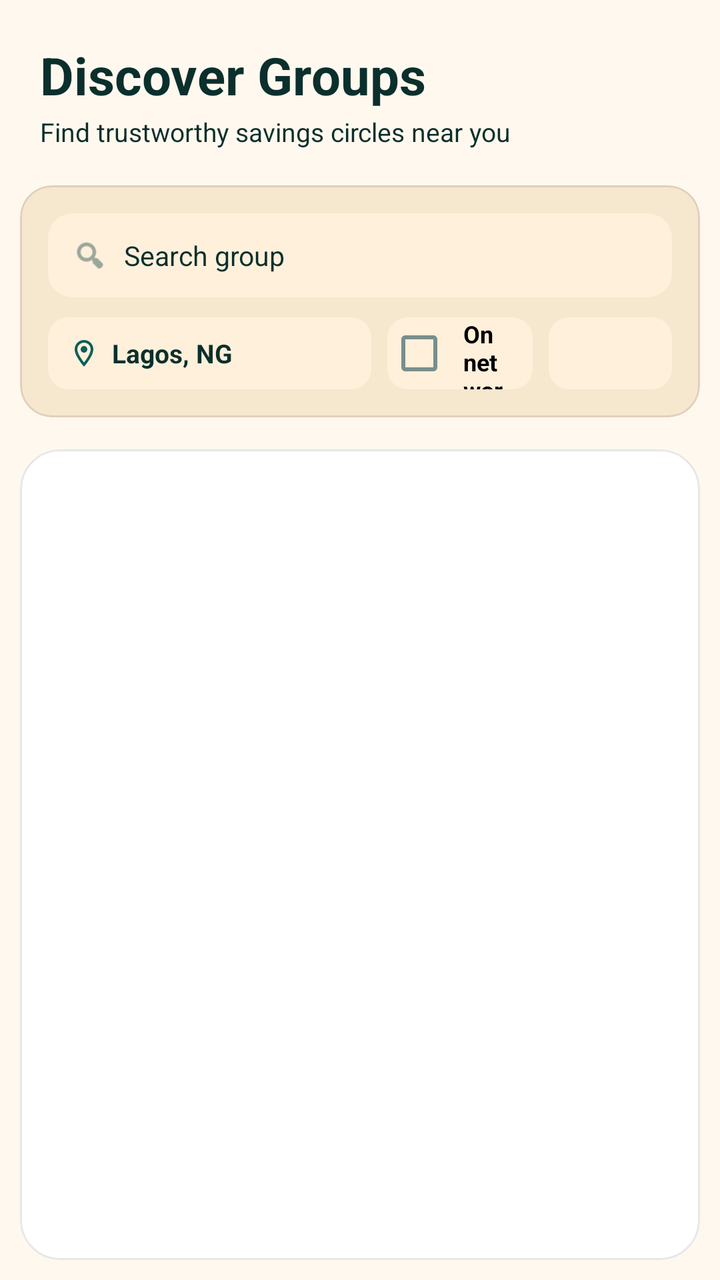
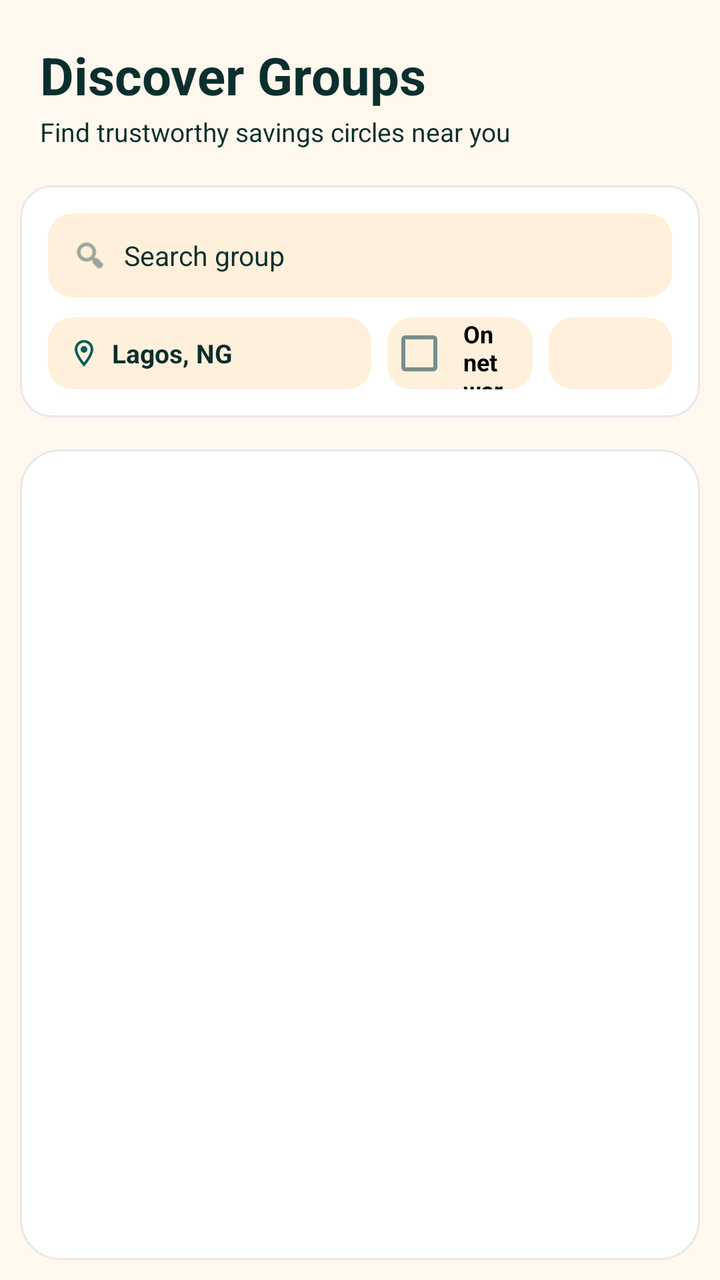

Before-and-after screenshots of an Android layout around one commit, followed by the original layout XML and the change that was made.
<!-- AndroidManifest.xml: application theme AppTheme -->
<!-- res/layout/discover_fragment.xml -->
<LinearLayout
	xmlns:android="http://schemas.android.com/apk/res/android"
	xmlns:app="http://schemas.android.com/apk/res-auto"
	xmlns:tools="http://schemas.android.com/tools"
	android:layout_width="match_parent"
	android:layout_height="match_parent"
	android:orientation="vertical"
	android:background="@android:color/transparent"
	android:id="@+id/_main">
	<androidx.core.widget.NestedScrollView
		android:id="@+id/vscroll6"
		android:layout_width="match_parent"
		android:layout_height="match_parent"
		android:fillViewport="true"
		android:overScrollMode="never">
		<LinearLayout
			android:id="@+id/linear1"
			android:layout_width="match_parent"
			android:layout_height="match_parent"
			android:background="@android:color/transparent"
			android:orientation="vertical">
			<TextView
				android:id="@+id/textview1"
				android:layout_width="wrap_content"
				android:layout_height="wrap_content"
				android:layout_marginLeft="20dp"
				android:layout_marginTop="20dp"
				android:layout_marginRight="20dp"
				android:text="Discover Groups"
				android:textSize="26sp"
				android:textStyle="bold" />
			<TextView
				android:id="@+id/textview2"
				android:layout_width="wrap_content"
				android:layout_height="wrap_content"
				android:layout_marginLeft="20dp"
				android:layout_marginTop="2dp"
				android:layout_marginRight="20dp"
				android:text="Find trustworthy savings circles near you"
				android:textSize="13sp" />
			<com.google.android.material.card.MaterialCardView
				android:id="@+id/cardview5"
				android:layout_width="match_parent"
				android:layout_height="wrap_content"
				android:layout_marginLeft="10dp"
				android:layout_marginTop="18dp"
				android:layout_marginRight="10dp"
				app:cardBackgroundColor="@color/colorSurfaceRaised"
				app:cardElevation="0dp"
				app:cardCornerRadius="16dp"
				app:strokeWidth="1dp"
				app:strokeColor="@color/whiteFaint10">
				<LinearLayout
					android:id="@+id/linear3"
					android:layout_width="match_parent"
					android:layout_height="wrap_content"
					android:padding="14dp"
					android:orientation="vertical">
					<androidx.cardview.widget.CardView
						android:id="@+id/cardview2"
						android:layout_width="match_parent"
						android:layout_height="42dp"
						app:cardBackgroundColor="@color/colorSurfaceAlt"
						app:cardElevation="0dp"
						app:cardCornerRadius="12dp">
						<LinearLayout
							android:id="@+id/linear49"
							android:layout_width="match_parent"
							android:layout_height="match_parent"
							android:gravity="center_vertical"
							android:orientation="horizontal"
							android:paddingStart="12dp"
							android:paddingEnd="12dp">
							<ImageView
								android:id="@+id/imageview4"
								android:layout_width="18dp"
								android:layout_height="18dp"
								android:scaleType="centerInside"
								android:src="@android:drawable/ic_menu_search"
								app:tint="@color/colorTextTertiary" />
							<TextView
								android:id="@+id/tv_search"
								android:layout_width="match_parent"
								android:layout_height="match_parent"
								android:background="@android:color/transparent"
								android:gravity="center_vertical"
								android:text="Search group"
								android:textSize="13.5sp"
								android:layout_marginStart="8dp" />
						</LinearLayout>
					</androidx.cardview.widget.CardView>
					<LinearLayout
						android:id="@+id/linear50"
						android:layout_width="match_parent"
						android:layout_height="wrap_content"
						android:layout_marginTop="10dp"
						android:gravity="center_vertical"
						android:orientation="horizontal">
						<androidx.cardview.widget.CardView
							android:id="@+id/cardview1"
							android:layout_width="200dp"
							android:layout_height="36dp"
							app:cardBackgroundColor="@color/colorSurfaceAlt"
							android:layout_weight="1"
							app:cardElevation="0dp"
							app:cardCornerRadius="10dp">
							<LinearLayout
								android:id="@+id/lr_select_location"
								android:layout_width="match_parent"
								android:layout_height="match_parent"
								android:gravity="center_vertical"
								android:orientation="horizontal"
								android:paddingStart="10dp"
								android:paddingEnd="10dp">
								<ImageView
									android:id="@+id/imageview1"
									android:layout_width="16dp"
									android:layout_height="16dp"
									android:src="@drawable/icon_location_on_outline"
									android:scaleType="centerInside"
									app:tint="@color/colorAccent" />
								<TextView
									android:id="@+id/textview3"
									android:layout_width="wrap_content"
									android:layout_height="wrap_content"
									android:text="Lagos, NG"
									android:textSize="13sp"
									android:textStyle="bold"
									android:singleLine="true"
									android:layout_marginStart="6dp" />
							</LinearLayout>
						</androidx.cardview.widget.CardView>
						<androidx.cardview.widget.CardView
							android:id="@+id/cardview4"
							android:layout_width="wrap_content"
							android:layout_height="36dp"
							app:cardBackgroundColor="@color/colorSurfaceAlt"
							android:layout_weight="1"
							android:layout_marginStart="8dp"
							app:cardElevation="0dp"
							app:cardCornerRadius="10dp">
							<CheckBox
								android:id="@+id/cd_verified_only"
								android:layout_width="match_parent"
								android:layout_height="match_parent"
								android:background="@android:color/transparent"
								android:gravity="center_vertical"
								android:text="On network"
								android:textSize="12sp"
								android:textStyle="bold"
								android:paddingStart="6dp"
								android:paddingEnd="12dp" />
						</androidx.cardview.widget.CardView>
						<androidx.cardview.widget.CardView
							android:id="@+id/cardview3"
							android:layout_width="100dp"
							android:layout_height="36dp"
							app:cardBackgroundColor="@color/colorSurfaceAlt"
							android:layout_weight="1"
							android:layout_marginStart="8dp"
							app:cardElevation="0dp"
							app:cardCornerRadius="10dp">
							<Spinner
								android:id="@+id/sp_sort"
								android:layout_width="match_parent"
								android:layout_height="match_parent"
								android:background="@android:color/transparent"
								android:spinnerMode="dropdown"
								android:paddingStart="4dp"
								android:paddingEnd="4dp"
								android:theme="@style/WhiteSpinnerTheme" />
						</androidx.cardview.widget.CardView>
					</LinearLayout>
				</LinearLayout>
			</com.google.android.material.card.MaterialCardView>
			<com.google.android.material.card.MaterialCardView
				android:id="@+id/cardview12"
				android:layout_width="match_parent"
				android:layout_height="0dp"
				android:layout_marginLeft="10dp"
				android:layout_marginTop="16dp"
				android:layout_marginRight="10dp"
				android:layout_marginBottom="10dp"
				app:cardBackgroundColor="@color/colorSurface"
				android:layout_weight="1"
				app:cardCornerRadius="20dp"
				app:cardElevation="0dp"
				app:strokeWidth="1dp"
				app:strokeColor="@color/whiteFaint10">
				<ListView
					android:id="@+id/listview1"
					android:layout_width="match_parent"
					android:layout_height="match_parent"
					android:paddingLeft="5dp"
					android:paddingTop="8dp"
					android:paddingRight="5dp"
					android:paddingBottom="8dp"
					android:background="@android:color/transparent"
					android:choiceMode="none"
					android:clipToPadding="false"
					android:divider="@null"
					android:nestedScrollingEnabled="true"
					tools:listitem="@layout/discover_group_custom_view" />
			</com.google.android.material.card.MaterialCardView>
		</LinearLayout>
	</androidx.core.widget.NestedScrollView>
</LinearLayout>
<!-- res/layout/discover_group_custom_view.xml (included above) -->
<LinearLayout
	xmlns:android="http://schemas.android.com/apk/res/android"
	xmlns:app="http://schemas.android.com/apk/res-auto"
	xmlns:tools="http://schemas.android.com/tools"
	android:layout_width="match_parent"
	android:layout_height="wrap_content"
	android:orientation="vertical">
	<com.google.android.material.card.MaterialCardView
		android:id="@+id/cardview1"
		android:layout_width="match_parent"
		android:layout_height="wrap_content"
		android:layout_margin="4dp"
		app:cardBackgroundColor="@color/colorSurface"
		app:cardElevation="0dp"
		app:cardCornerRadius="16dp"
		app:strokeWidth="1dp"
		app:strokeColor="@color/colorCardStroke">
		<LinearLayout
			android:id="@+id/linear1"
			android:layout_width="match_parent"
			android:layout_height="wrap_content"
			android:padding="14dp"
			android:orientation="vertical">
			<LinearLayout
				android:id="@+id/linear2"
				android:layout_width="match_parent"
				android:layout_height="wrap_content"
				android:gravity="center_vertical"
				android:orientation="horizontal">
				<ImageView
					android:id="@+id/iv_group_photo"
					android:layout_width="32dp"
					android:layout_height="32dp"
					android:layout_marginEnd="12dp"
					android:src="@drawable/ic_coin_harv"
					android:scaleType="centerInside"
					android:focusable="false" />
				<TextView
					android:id="@+id/tv_groupName"
					android:layout_width="0dp"
					android:layout_height="wrap_content"
					android:text="Chelsea Fans Group"
					android:textSize="18sp"
					android:textStyle="bold"
					android:textColor="@color/colorTextPrimary"
					android:layout_weight="1"
					android:focusable="false" />
				<TextView
					android:id="@+id/tv_status"
					android:layout_width="wrap_content"
					android:layout_height="wrap_content"
					android:paddingLeft="10dp"
					android:paddingTop="4dp"
					android:paddingRight="10dp"
					android:paddingBottom="4dp"
					android:background="@color/colorAccentSoft"
					android:text="Verified"
					android:textSize="11sp"
					android:textStyle="bold"
					android:textColor="@color/colorAccent"
					android:focusable="false" />
			</LinearLayout>
			<LinearLayout
				android:id="@+id/linear3"
				android:layout_width="match_parent"
				android:layout_height="wrap_content"
				android:layout_marginTop="8dp"
				android:gravity="center_vertical"
				android:orientation="horizontal">
				<ImageView
					android:id="@+id/imageview1"
					android:layout_width="14dp"
					android:layout_height="14dp"
					android:src="@drawable/icon_location_on_outline"
					android:scaleType="centerInside"
					android:focusable="false"
					app:tint="@color/colorTextTertiary" />
				<TextView
					android:id="@+id/tv_state"
					android:layout_width="wrap_content"
					android:layout_height="wrap_content"
					android:text="Lagos, NG"
					android:textSize="12sp"
					android:textColor="@color/colorTextTertiary"
					android:layout_marginStart="4dp"
					android:focusable="false" />
				<LinearLayout
					android:id="@+id/linear8"
					android:layout_width="wrap_content"
					android:layout_height="wrap_content"
					android:gravity="center_vertical"
					android:orientation="horizontal"
					android:layout_weight="1"
					android:layout_marginStart="12dp">
					<ImageView
						android:id="@+id/imageview2"
						android:layout_width="14dp"
						android:layout_height="14dp"
						android:src="@drawable/icon_autorenew_round"
						android:scaleType="centerInside"
						android:focusable="false"
						app:tint="@color/colorTextTertiary" />
					<TextView
						android:id="@+id/tv_groupType"
						android:layout_width="wrap_content"
						android:layout_height="wrap_content"
						android:text="Fixed pool(Ajo)"
						android:textSize="12sp"
						android:textColor="@color/colorTextTertiary"
						android:layout_marginStart="4dp"
						android:focusable="false" />
				</LinearLayout>
				<ImageView
					android:id="@+id/imageview3"
					android:layout_width="14dp"
					android:layout_height="14dp"
					android:src="@drawable/icon_access_time_outline"
					android:scaleType="centerInside"
					android:focusable="false"
					app:tint="@color/colorTextTertiary" />
				<TextView
					android:id="@+id/tv_frequency"
					android:layout_width="wrap_content"
					android:layout_height="wrap_content"
					android:text="Weekly"
					android:textSize="12sp"
					android:textColor="@color/colorTextTertiary"
					android:layout_marginStart="4dp"
					android:focusable="false" />
			</LinearLayout>
			<LinearLayout
				android:id="@+id/linear4"
				android:layout_width="match_parent"
				android:layout_height="wrap_content"
				android:layout_marginTop="12dp"
				android:orientation="horizontal">
				<androidx.cardview.widget.CardView
					android:id="@+id/cardview2"
					android:layout_width="0dp"
					android:layout_height="wrap_content"
					app:cardBackgroundColor="@color/colorSurfaceAlt"
					android:layout_weight="1"
					android:layout_marginEnd="4dp"
					app:cardElevation="0dp"
					app:cardCornerRadius="12dp">
					<LinearLayout
						android:id="@+id/linear5"
						android:layout_width="match_parent"
						android:layout_height="wrap_content"
						android:padding="8dp"
						android:gravity="center_horizontal|center_vertical"
						android:orientation="vertical">
						<TextView
							android:id="@+id/textview4"
							android:layout_width="wrap_content"
							android:layout_height="wrap_content"
							android:text="Members"
							android:textSize="10sp"
							android:textColor="@color/colorTextTertiary"
							android:focusable="false" />
						<TextView
							android:id="@+id/tv_members"
							android:layout_width="wrap_content"
							android:layout_height="wrap_content"
							android:layout_marginTop="2dp"
							android:text="10"
							android:textSize="16sp"
							android:textStyle="bold"
							android:textColor="@color/colorTextPrimary"
							android:focusable="false" />
					</LinearLayout>
				</androidx.cardview.widget.CardView>
				<androidx.cardview.widget.CardView
					android:id="@+id/cardview3"
					android:layout_width="0dp"
					android:layout_height="wrap_content"
					app:cardBackgroundColor="@color/colorSurfaceAlt"
					android:layout_weight="1"
					android:layout_marginStart="4dp"
					android:layout_marginEnd="4dp"
					app:cardElevation="0dp"
					app:cardCornerRadius="12dp">
					<LinearLayout
						android:id="@+id/linear6"
						android:layout_width="match_parent"
						android:layout_height="wrap_content"
						android:padding="8dp"
						android:gravity="center_horizontal|center_vertical"
						android:orientation="vertical">
						<TextView
							android:id="@+id/textview6"
							android:layout_width="wrap_content"
							android:layout_height="wrap_content"
							android:text="Trust"
							android:textSize="10sp"
							android:textColor="@color/colorTextTertiary"
							android:focusable="false" />
						<TextView
							android:id="@+id/tv_trustscore"
							android:layout_width="wrap_content"
							android:layout_height="wrap_content"
							android:layout_marginTop="2dp"
							android:text="—"
							android:textSize="16sp"
							android:textStyle="bold"
							android:textColor="@color/colorTextPrimary"
							android:focusable="false" />
					</LinearLayout>
				</androidx.cardview.widget.CardView>
				<androidx.cardview.widget.CardView
					android:id="@+id/cardview4"
					android:layout_width="0dp"
					android:layout_height="wrap_content"
					app:cardBackgroundColor="@color/colorSurfaceAlt"
					android:layout_weight="1"
					android:layout_marginStart="4dp"
					app:cardElevation="0dp"
					app:cardCornerRadius="12dp">
					<LinearLayout
						android:id="@+id/linear7"
						android:layout_width="match_parent"
						android:layout_height="wrap_content"
						android:padding="8dp"
						android:gravity="center_horizontal|center_vertical"
						android:orientation="vertical">
						<TextView
							android:id="@+id/textview8"
							android:layout_width="wrap_content"
							android:layout_height="wrap_content"
							android:text="HARV/slot"
							android:textSize="10sp"
							android:textColor="@color/colorTextTertiary"
							android:focusable="false" />
						<TextView
							android:id="@+id/tv_slotAmount"
							android:layout_width="wrap_content"
							android:layout_height="wrap_content"
							android:layout_marginTop="2dp"
							android:text="0.0 HARV"
							android:textSize="16sp"
							android:textStyle="bold"
							android:textColor="@color/colorTextPrimary"
							android:focusable="false" />
					</LinearLayout>
				</androidx.cardview.widget.CardView>
			</LinearLayout>
			<LinearLayout
				android:id="@+id/linear_slots_row"
				android:layout_width="match_parent"
				android:layout_height="wrap_content"
				android:layout_marginTop="12dp"
				android:gravity="center_vertical"
				android:orientation="horizontal">
				<TextView
					android:id="@+id/tv_slots_label"
					android:layout_width="0dp"
					android:layout_height="wrap_content"
					android:text="Slots filled"
					android:textSize="12sp"
					android:textColor="@color/colorTextTertiary"
					android:layout_weight="1"
					android:focusable="false" />
				<TextView
					android:id="@+id/tv_slots_filled"
					android:layout_width="wrap_content"
					android:layout_height="wrap_content"
					android:text="0 / 0"
					android:textSize="12sp"
					android:textStyle="bold"
					android:textColor="@color/colorTextPrimary"
					android:focusable="false" />
			</LinearLayout>
			<com.google.android.material.progressindicator.LinearProgressIndicator
				android:id="@+id/slots_filled_progressbar"
				android:layout_width="match_parent"
				android:layout_height="wrap_content"
				android:layout_marginTop="6dp"
				app:trackThickness="6dp"
				app:trackCornerRadius="30dp"
				app:indicatorColor="@color/colorAccent"
				app:trackColor="@color/colorSurfaceAlt" />
			<com.google.android.material.card.MaterialCardView
				android:id="@+id/cardview5"
				android:layout_width="match_parent"
				android:layout_height="wrap_content"
				android:layout_marginTop="12dp"
				app:cardBackgroundColor="@color/colorAccent"
				app:cardElevation="0dp"
				app:cardCornerRadius="12dp"
				app:strokeWidth="0dp">
				<LinearLayout
					android:id="@+id/linear9"
					android:layout_width="match_parent"
					android:layout_height="wrap_content"
					android:gravity="center_vertical"
					android:orientation="horizontal">
					<Button
						android:id="@+id/btn_join"
						android:layout_width="match_parent"
						android:layout_height="44dp"
						android:background="@android:color/transparent"
						android:text="Request to join"
						android:textStyle="bold"
						android:textColor="@color/colorTextOnAccent"
						android:layout_weight="1"
						android:textSize="14.5sp" />
					<LinearLayout
						android:id="@+id/linear10"
						android:layout_width="1dp"
						android:layout_height="24dp"
						android:background="@color/whiteFaint10"
						android:orientation="vertical" />
					<ImageView
						android:id="@+id/imageview4"
						android:layout_width="36dp"
						android:layout_height="36dp"
						android:padding="6dp"
						android:src="@drawable/icon_info_round"
						android:scaleType="centerInside"
						android:layout_marginStart="8dp"
						android:layout_marginEnd="8dp"
						app:tint="@color/colorTextOnAccent"
						android:focusable="false" />
				</LinearLayout>
			</com.google.android.material.card.MaterialCardView>
		</LinearLayout>
	</com.google.android.material.card.MaterialCardView>
</LinearLayout>
<!-- resources referenced by this layout -->
<resources>
  <color name="colorAccent">#0B5F57</color>
  <color name="colorAccentSoft">#1A0B5F57</color>
  <color name="colorCardStroke">#EBDCC5</color>
  <color name="colorSurface">#FFFFFF</color>
  <color name="colorSurfaceAlt">#FFF0DB</color>
  <color name="colorSurfaceRaised">#F6E7CF</color>
  <color name="colorTextOnAccent">#FFFFFF</color>
  <color name="colorTextPrimary">#0B2F2C</color>
  <color name="colorTextTertiary">#587570</color>
  <color name="whiteFaint10">#18000000</color>
  <style name="WhiteSpinnerTheme" parent="ThemeOverlay.AppCompat.Light">
          <item name="android:textColorPrimary">@color/colorTextPrimary</item>
          <item name="android:textColor">@color/colorTextPrimary</item>
          <item name="android:textSize">20sp</item>
          <item name="colorControlNormal">@color/colorTextPrimary</item>
          <item name="spinnerStyle">@style/HarvanaSpinner</item>
      </style>
  <style name="HarvanaSpinner" parent="Widget.AppCompat.Spinner">
          <item name="android:popupBackground">@color/colorSurface</item>
          <item name="android:dropDownSelector">@color/colorAccentRipple</item>
      </style>
  <style name="HarvanaPopupMenu" parent="Widget.MaterialComponents.PopupMenu">
          <item name="android:popupBackground">@drawable/bg_popup_menu</item>
          <item name="android:popupElevation">10dp</item>
      </style>
  <!-- drawable ic_nav_back (drawable) -->
  <?xml version="1.0" encoding="utf-8"?>
  <vector xmlns:android="http://schemas.android.com/apk/res/android"
      android:width="24dp" android:height="24dp" android:viewportWidth="24" android:viewportHeight="24"
      android:autoMirrored="true"
      android:tint="?attr/colorControlNormal">
      <path android:fillColor="#FFFFFFFF" android:pathData="M20,11H7.83l5.59,-5.59L12,4l-8,8 8,8 1.41,-1.41L7.83,13H20v-2z" />
  </vector>
  <style name="HarvanaTextView" parent="android:Widget.TextView">
          <item name="android:textColor">@color/colorTextPrimary</item>
      </style>
  <color name="colorBackground">#FFF8EE</color>
  <color name="colorAccentDark">#084A44</color>
  <color name="colorError">#C8443F</color>
  <color name="colorTextPrimaryWhite">#FFFFFF</color>
  <color name="colorControlNormal">#587570</color>
  <color name="colorAccentRipple">#1A0B5F57</color>
  <color name="colorAccentStroke">#330B5F57</color>
  <color name="colorAccentStrong">#053D3A</color>
  <color name="colorTextSecondary">#3F5F5A</color>
  <!-- drawable bg_popup_menu (drawable) -->
  <?xml version="1.0" encoding="utf-8"?>
  <shape xmlns:android="http://schemas.android.com/apk/res/android" android:shape="rectangle">
      <solid android:color="@color/colorPopupSurface" />
      <stroke android:width="1dp" android:color="@color/colorCardStroke" />
      <corners android:radius="14dp" />
  </shape>
  <style name="HarvanaDialogButton" parent="Widget.MaterialComponents.Button.TextButton.Dialog">
          <item name="android:textColor">@color/colorAccent</item>
          <item name="android:minHeight">48dp</item>
      </style>
  <style name="HarvanaBottomSheetStyle" parent="Widget.MaterialComponents.BottomSheet.Modal">
          <item name="backgroundTint">?attr/colorSurface</item>
          <item name="shapeAppearanceOverlay">@style/HarvanaBottomSheetShape</item>
      </style>
  <color name="colorPopupSurface">#F6E9D2</color>
  <style name="HarvanaBottomSheetShape" parent="">
          <item name="cornerFamily">rounded</item>
          <item name="cornerSizeTopLeft">20dp</item>
          <item name="cornerSizeTopRight">20dp</item>
          <item name="cornerSizeBottomLeft">0dp</item>
          <item name="cornerSizeBottomRight">0dp</item>
      </style>
  <!-- unchanged entries left out for length: 10 -->
</resources>

<!-- the commit's change to res/layout/discover_fragment.xml (unified diff, before → after) -->
@@ -45,7 +45,7 @@
 				android:layout_marginLeft="10dp"
 				android:layout_marginTop="18dp"
 				android:layout_marginRight="10dp"
-				app:cardBackgroundColor="@color/colorSurfaceRaised"
+				app:cardBackgroundColor="@color/colorSurface"
 				app:cardElevation="0dp"
 				app:cardCornerRadius="16dp"
 				app:strokeWidth="1dp"
@@ -103,7 +103,7 @@
 							app:cardBackgroundColor="@color/colorSurfaceAlt"
 							android:layout_weight="1"
 							app:cardElevation="0dp"
-							app:cardCornerRadius="10dp">
+							app:cardCornerRadius="12dp">
 							<LinearLayout
 								android:id="@+id/lr_select_location"
 								android:layout_width="match_parent"
@@ -138,7 +138,7 @@
 							android:layout_weight="1"
 							android:layout_marginStart="8dp"
 							app:cardElevation="0dp"
-							app:cardCornerRadius="10dp">
+							app:cardCornerRadius="12dp">
 							<CheckBox
 								android:id="@+id/cd_verified_only"
 								android:layout_width="match_parent"
@@ -159,7 +159,7 @@
 							android:layout_weight="1"
 							android:layout_marginStart="8dp"
 							app:cardElevation="0dp"
-							app:cardCornerRadius="10dp">
+							app:cardCornerRadius="12dp">
 							<Spinner
 								android:id="@+id/sp_sort"
 								android:layout_width="match_parent"
<!-- resource entries referenced after the edit -->
@@ -5,7 +5,6 @@
   <color name="colorCardStroke">#EBDCC5</color>
   <color name="colorSurface">#FFFFFF</color>
   <color name="colorSurfaceAlt">#FFF0DB</color>
-  <color name="colorSurfaceRaised">#F6E7CF</color>
   <color name="colorTextOnAccent">#FFFFFF</color>
   <color name="colorTextPrimary">#0B2F2C</color>
   <color name="colorTextTertiary">#587570</color>
@@ -60,7 +59,7 @@
           <item name="backgroundTint">?attr/colorSurface</item>
           <item name="shapeAppearanceOverlay">@style/HarvanaBottomSheetShape</item>
       </style>
-  <color name="colorPopupSurface">#F6E9D2</color>
+  <color name="colorPopupSurface">@color/colorSurface</color>
   <style name="HarvanaBottomSheetShape" parent="">
           <item name="cornerFamily">rounded</item>
           <item name="cornerSizeTopLeft">20dp</item>
